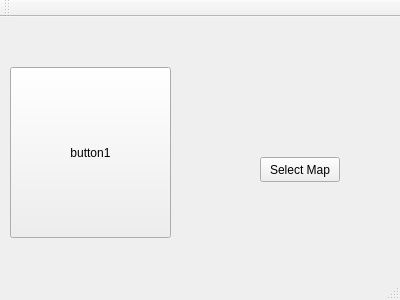
The window that menu/mainwindow.ui (SpellerGit/ZPR_project_2017) describes before a commit, drawn with Qt 5.
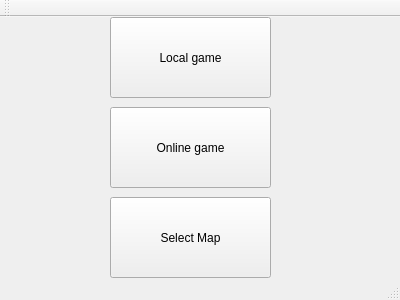
The same window after the commit.

Commit message: Added new window to game menu so that user can now host and join network games. Added network namespace handling namespace connections. Very first commit, network connection does not work yet.

```diff
--- a/menu/mainwindow.ui
+++ b/menu/mainwindow.ui
@@ -17,39 +17,42 @@
    <widget class="QPushButton" name="button1">
     <property name="geometry">
      <rect>
-      <x>10</x>
-      <y>50</y>
+      <x>110</x>
+      <y>0</y>
       <width>161</width>
-      <height>171</height>
+      <height>81</height>
      </rect>
     </property>
     <property name="text">
-     <string>button1</string>
+     <string>Local game</string>
     </property>
    </widget>
    <widget class="QPushButton" name="button2">
     <property name="geometry">
      <rect>
-      <x>260</x>
-      <y>140</y>
-      <width>80</width>
-      <height>25</height>
+      <x>110</x>
+      <y>180</y>
+      <width>161</width>
+      <height>81</height>
      </rect>
     </property>
     <property name="text">
      <string>Select Map</string>
     </property>
    </widget>
-  </widget>
-  <widget class="QMenuBar" name="menuBar">
+   <widget class="QPushButton" name="hostbutton">
    <property name="geometry">
     <rect>
-     <x>0</x>
-     <y>0</y>
-     <width>400</width>
-     <height>25</height>
-    </rect>
-   </property>
+      <x>110</x>
+      <y>90</y>
+      <width>161</width>
+      <height>81</height>
+     </rect>
+    </property>
+    <property name="text">
+     <string>Online game</string>
+    </property>
+   </widget>
   </widget>
   <widget class="QToolBar" name="mainToolBar">
    <attribute name="toolBarArea">
```
Lines whose indentation alone changed are shown as unchanged. The commit also changes 15 other files.
